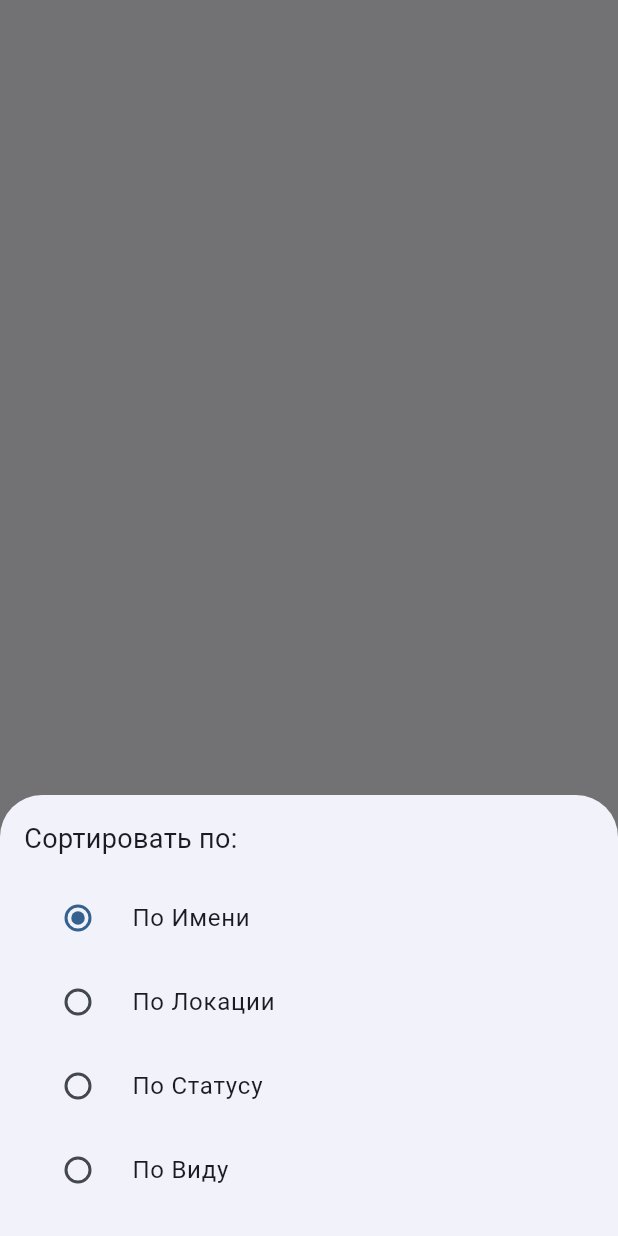
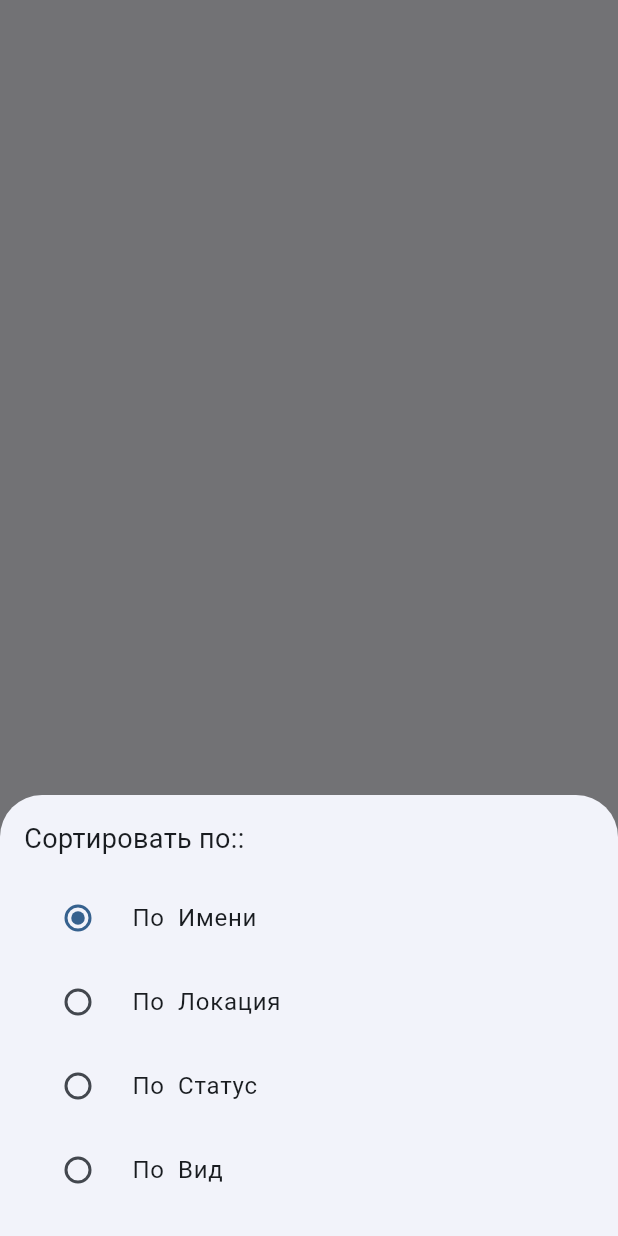
Before and after one commit to AleksandrFlutter/RickAndMortyEffectiveMobile, a Flutter app: what showSortDialog() shows on an empty page, opened directly with empty values, on a phone screen of 412 x 824 dp. Run offline on Flutter 3.47's test engine with Material 3 defaults, Android fonts, the phone set to English and light mode, and no system bars; our stand-ins replace cached_network_image, drift, equatable, flutter_bloc; accounts and stored records are empty; generated files the repository leaves out were written again; network calls fail.

Commit message:
Добавлены комментарии и текстовые константы

```diff
--- a/lib/core/themes/app_themes.dart
+++ b/lib/core/themes/app_themes.dart
@@ -1,15 +1,24 @@
 import 'package:flutter/material.dart';
 
+/// Класс, содержащий предопределённые темы приложения: светлую и тёмную
 class AppTheme {
+  /// Светлая тема приложения, соответствующая Material Design 3
   static final light = ThemeData(
-    useMaterial3: true,
-    brightness: Brightness.light,
-    colorScheme: ColorScheme.fromSeed(seedColor: Colors.blue),
+    useMaterial3: true, // Использовать Material Design 3
+    brightness: Brightness.light, // Указывает, что тема — светлая
+    colorScheme: ColorScheme.fromSeed(
+      seedColor: Colors.blue, // Базовый цвет темы — синий
+    ),
   );
 
+  /// Тёмная тема приложения, соответствующая Material Design 3
   static final dark = ThemeData(
     useMaterial3: true,
-    brightness: Brightness.dark,
-    colorScheme: ColorScheme.fromSeed(seedColor: Colors.blue, brightness: Brightness.dark),
+    brightness: Brightness.dark, // Указывает, что тема — тёмная
+    colorScheme: ColorScheme.fromSeed(
+      seedColor: Colors.blue,
+      brightness:
+          Brightness.dark, // Генерирует цветовую схему для тёмного режима
+    ),
   );
 }
--- a/lib/core/themes/bloc/theme_bloc.dart
+++ b/lib/core/themes/bloc/theme_bloc.dart
@@ -5,36 +5,39 @@ import 'package:rick_and_morty/core/themes/theme_mode.dart';
 import 'package:rick_and_morty/repository/settings_repository.dart';
 
 part 'theme_event.dart';
-
 part 'theme_state.dart';
 
+/// BLoC для управления темой приложения (светлая/тёмная)
+/// Обеспечивает загрузку текущей темы при старте и сохранение выбора пользователя
 class ThemeBloc extends Bloc<ThemeEvent, ThemeState> {
+  /// Репозиторий для работы с настройками темы в локальной базе данных
   final SettingsRepository _settingsRepository;
 
   ThemeBloc(this._settingsRepository) : super(ThemeState.initial()) {
-    on<ThemeChanged>(_onThemeChanged);
-    _loadThemeFromDb();
+    // Регистрация обработчиков событий
+    on<ThemeChanged>(_onThemeChanged); // Обработка изменения темы пользователем
+    on<ThemeInit>(_onInit);           // Инициализация темы при запуске приложения
   }
 
-  Future<void> _loadThemeFromDb() async {
+  /// Обработчик события инициализации темы
+  /// Загружает сохранённый режим темы из локальной базы данных
+  Future<void> _onInit(ThemeInit event, Emitter<ThemeState> emit) async {
+    // Получаем текущее состояние темы из репозитория
     final isDark = await _settingsRepository.isDarkModeEnabled();
-    debugPrint('$isDark');
-    final mode = isDark ? AppThemeMode.dark : AppThemeMode.light;
-    debugPrint('$mode');
-    emit(ThemeState(mode: mode));
+    // Эмитим состояние с соответствующим режимом темы
+    emit(ThemeState(mode: isDark ? AppThemeMode.dark : AppThemeMode.light));
   }
 
+  /// Обработчик события изменения темы пользователем
   Future<void> _onThemeChanged(
-    ThemeChanged event,
-    Emitter<ThemeState> emit,
-  ) async {
-    debugPrint('_onThemeChanged ${event.isDark}');
-
+      ThemeChanged event,
+      Emitter<ThemeState> emit,
+      ) async {
+    // Определяем новый режим темы на основе входного параметра
     final newMode = event.isDark ? AppThemeMode.dark : AppThemeMode.light;
-
-    debugPrint('_onThemeChanged newMode = $newMode');
-
+    // Сохраняем выбор пользователя в локальной базе данных
     await _settingsRepository.setDarkMode(event.isDark);
+    // Эмитим новое состояние темы
     emit(ThemeState(mode: newMode));
   }
 }
--- a/lib/core/themes/bloc/theme_event.dart
+++ b/lib/core/themes/bloc/theme_event.dart
@@ -1,10 +1,19 @@
 part of 'theme_bloc.dart';
 
+/// Базовый абстрактный класс для всех событий, связанных с управлением темой приложения
+/// Помечен как @immutable для обеспечения неизменяемости событий (рекомендация BLoC)
 @immutable
-
 abstract class ThemeEvent {}
 
+/// Событие изменения темы пользователем
+/// Вызывается при переключении тумблера "Тёмная тема" в настройках
 class ThemeChanged extends ThemeEvent {
+  /// Новое состояние темы: true — тёмная тема включена, false — выключена
   final bool isDark;
+
   ThemeChanged(this.isDark);
 }
+
+/// Событие инициализации темы при запуске приложения
+/// Используется для загрузки сохранённого режима темы из локальной базы данных
+class ThemeInit extends ThemeEvent {}
--- a/lib/core/themes/bloc/theme_state.dart
+++ b/lib/core/themes/bloc/theme_state.dart
@@ -1,11 +1,16 @@
 part of 'theme_bloc.dart';
 
+/// Состояние темы приложения (светлая/тёмная)
+/// Использует Equatable для корректного сравнения состояний и оптимизации перестроек UI
 @immutable
 class ThemeState extends Equatable {
+  /// Текущий режим темы (светлая или тёмная)
   final AppThemeMode mode;
 
   const ThemeState({required this.mode});
 
+  /// Фабричный конструктор для создания начального состояния
+  /// По умолчанию используется светлая тема
   factory ThemeState.initial() => const ThemeState(mode: AppThemeMode.light);
 
   @override
--- a/lib/main.dart
+++ b/lib/main.dart
@@ -50,7 +50,9 @@ class MyApp extends StatelessWidget {
         // BLoC для управления избранными персонажами
         BlocProvider(create: (context) => FavoritesBloc(characterRepository)),
         // BLoC для управления темой приложения (светлая/тёмная)
-        BlocProvider(create: (context) => ThemeBloc(settingsRepository)),
+        BlocProvider(
+          create: (context) => ThemeBloc(settingsRepository)..add(ThemeInit()),
+        ),
         // BLoC для навигации между экранами (BottomNavigationBar)
         BlocProvider(create: (context) => NavigationBloc()),
       ],
--- a/lib/presentation/screens/favorites/bloc/favorites_state.dart
+++ b/lib/presentation/screens/favorites/bloc/favorites_state.dart
@@ -1,4 +1,5 @@
 import 'package:equatable/equatable.dart';
+import 'package:rick_and_morty/core/constant/app_strings.dart';
 import 'package:rick_and_morty/domain/entities/character_entities.dart';
 
 /// Перечисление доступных критериев сортировки для экрана "Избранное"
@@ -12,13 +13,13 @@ enum FavoritesSortBy {
   String get label {
     switch (this) {
       case FavoritesSortBy.name:
-        return 'Имени';
+        return AppStrings.sortByName;
       case FavoritesSortBy.location:
-        return 'Локации';
+        return AppStrings.location;
       case FavoritesSortBy.status:
-        return 'Статусу';
+        return AppStrings.status;
       case FavoritesSortBy.species:
-        return 'Виду';
+        return AppStrings.species;
     }
   }
 }
--- a/lib/presentation/screens/favorites/favorites_screen.dart
+++ b/lib/presentation/screens/favorites/favorites_screen.dart
@@ -1,5 +1,6 @@
 import 'package:flutter/material.dart';
 import 'package:flutter_bloc/flutter_bloc.dart';
+import 'package:rick_and_morty/core/constant/app_strings.dart';
 import 'package:rick_and_morty/presentation/screens/favorites/bloc/favorites_bloc.dart';
 import 'package:rick_and_morty/presentation/screens/favorites/bloc/favorites_event.dart';
 import 'package:rick_and_morty/presentation/screens/favorites/bloc/favorites_state.dart';
@@ -28,7 +29,7 @@ class _FavoritesScreenState extends State<FavoritesScreen> {
   @override
   Widget build(BuildContext context) {
     return Scaffold(
-      appBar: AppBar(title: const Text('Избранное')),
+      appBar: AppBar(title: const Text(AppStrings.favorites)),
       body: BlocBuilder<FavoritesBloc, FavoritesState>(
         builder: (context, state) {
           // Показываем индикатор загрузки
@@ -38,7 +39,7 @@ class _FavoritesScreenState extends State<FavoritesScreen> {
           // Показываем сообщение, если избранных нет
           else if (state is FavoritesEmpty ||
               (state is FavoritesLoaded && state.characters.isEmpty)) {
-            return const Center(child: Text('Нет избранных персонажей'));
+            return const Center(child: Text(AppStrings.noFavorites));
           }
           // Отображаем список избранных персонажей
           else if (state is FavoritesLoaded) {
--- a/lib/presentation/screens/favorites/widget/show_sort_dialog.dart
+++ b/lib/presentation/screens/favorites/widget/show_sort_dialog.dart
@@ -1,5 +1,6 @@
 import 'package:flutter/material.dart';
 import 'package:flutter_bloc/flutter_bloc.dart';
+import 'package:rick_and_morty/core/constant/app_strings.dart';
 import 'package:rick_and_morty/presentation/screens/favorites/bloc/favorites_bloc.dart';
 import 'package:rick_and_morty/presentation/screens/favorites/bloc/favorites_event.dart';
 import 'package:rick_and_morty/presentation/screens/favorites/bloc/favorites_state.dart';
@@ -15,11 +16,11 @@ void showSortDialog(BuildContext context, FavoritesSortBy currentSort) {
           mainAxisSize: MainAxisSize.min,
           crossAxisAlignment: CrossAxisAlignment.start,
           children: [
-            const Text('Сортировать по:', style: TextStyle(fontSize: 18)),
+            const Text('${AppStrings.sort}:', style: TextStyle(fontSize: 18)),
             const SizedBox(height: 12),
             ...FavoritesSortBy.values.map((sortOption) {
               return RadioListTile<FavoritesSortBy>(
-                title: Text('По ${sortOption.label}'),
+                title: Text('${AppStrings.sortBy} ${sortOption.label}'),
                 value: sortOption,
                 groupValue: currentSort,
                 onChanged: (value) {
```
Also changed, not shown: lib/core/constant/app_strings.dart (added, +35 -0 lines), lib/main_layout.dart (+8 -8 lines), lib/presentation/screens/characters/characters_screen.dart (+4 -3 lines), lib/presentation/screens/settings/settings_screen.dart (+6 -3 lines), lib/presentation/widget/character_card.dart (+4 -3 lines), lib/presentation/screens/characters/bloc/characters_bloc.dart (indentation only).
